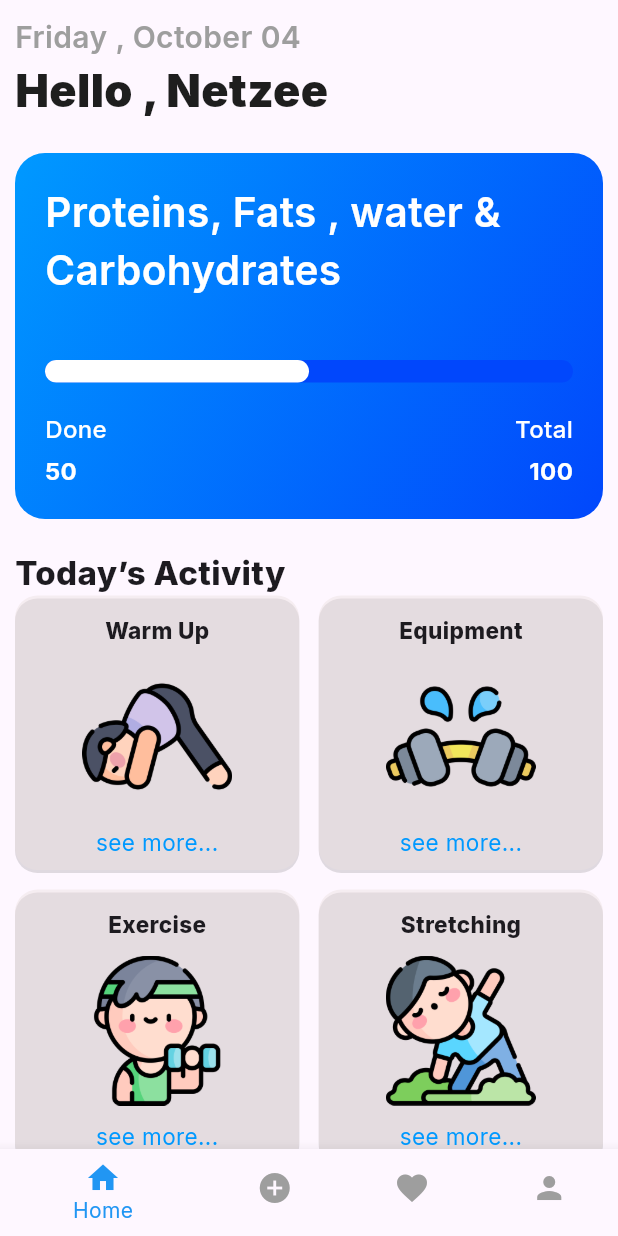
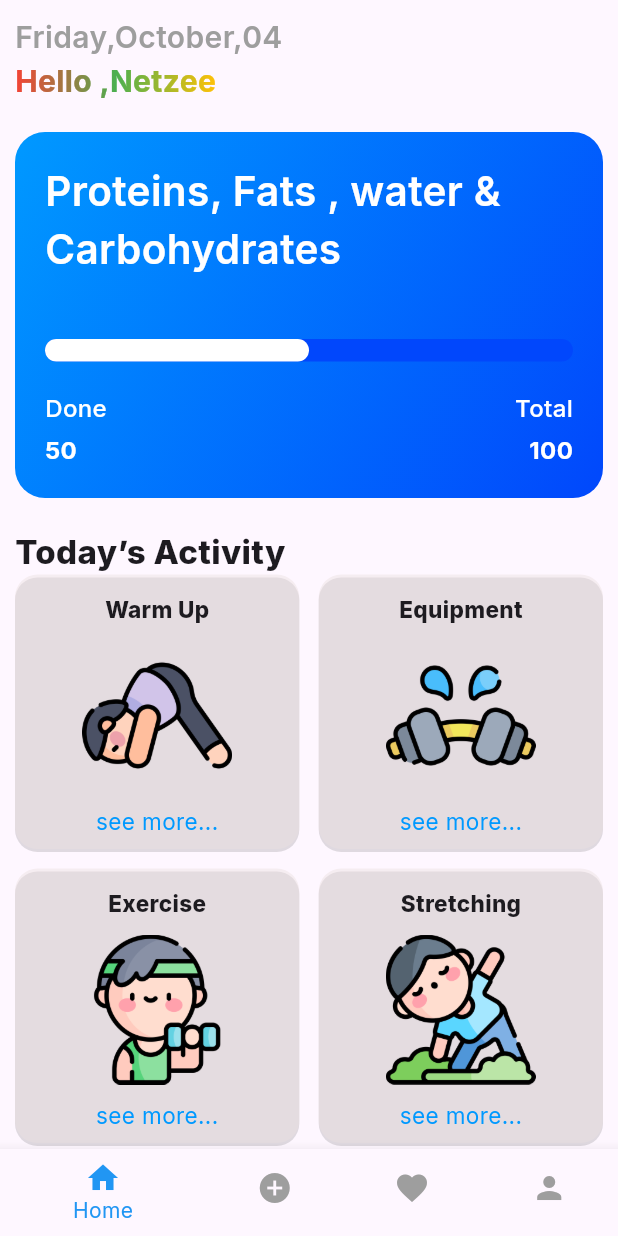
Before and after one commit to TDMxALAN/workout_planner, a Flutter app: the screen it shows after launch, on a phone screen of 412 x 824 dp. Run offline on Flutter 3.47's test engine with Material 3 defaults, Android fonts, the phone set to English and light mode, and no system bars; drawn by our look-alikes of simple_gradient_text; our stand-ins replace google_fonts.

Commit message:
gradient text added

```diff
--- a/lib/Pages/equipments_page.dart
+++ b/lib/Pages/equipments_page.dart
@@ -0,0 +1,19 @@
+import 'package:flutter/material.dart';
+import 'package:intl/intl.dart';
+
+class EquipmentsPage extends StatefulWidget {
+  const EquipmentsPage({super.key});
+
+  @override
+  State<EquipmentsPage> createState() => _EquipmentsPageState();
+}
+
+class _EquipmentsPageState extends State<EquipmentsPage> {
+  //date and time Formatters
+  final DateFormat formatter = DateFormat('EEEE , MMMM');
+  final DateFormat dayFormat = DateFormat('dd');
+  @override
+  Widget build(BuildContext context) {
+    return Container();
+  }
+}
--- a/lib/Pages/home_page.dart
+++ b/lib/Pages/home_page.dart
@@ -1,5 +1,6 @@
 import 'package:flutter/material.dart';
 import 'package:intl/intl.dart';
+import 'package:simple_gradient_text/simple_gradient_text.dart';
 import 'package:workout_planner/Pages/exercise_details_page.dart';
 import 'package:workout_planner/constant/colors.dart';
 import 'package:workout_planner/constant/responsive.dart';
@@ -18,8 +19,7 @@ class HomePage extends StatefulWidget {
 
 class _HomePageState extends State<HomePage> {
   //date and time Formatters
-  final DateFormat formatter = DateFormat('EEEE , MMMM');
-  final DateFormat dayFormat = DateFormat('dd');
+  final DateFormat formatter = DateFormat('EEEE , MMMM dd');
 
   //userdata
   final userData = user;
@@ -30,9 +30,9 @@ class _HomePageState extends State<HomePage> {
 
   @override
   Widget build(BuildContext context) {
-    DateTime now = DateTime.now();
-    String formattedDate = formatter.format(now);
-    String formattedDay = dayFormat.format(now);
+    // String formattedDate = formatter.format(DateTime.now());
+    String date = DateFormat('EEEE,MMMM,dd').format(DateTime.now());
+
     return Scaffold(
       body: SafeArea(
         child: SingleChildScrollView(
@@ -42,25 +42,32 @@ class _HomePageState extends State<HomePage> {
               crossAxisAlignment: CrossAxisAlignment.start,
               children: [
                 Text(
-                  "$formattedDate $formattedDay",
-                  style: TextStyle(
+                  date,
+                  style: const TextStyle(
                     fontSize: 20,
                     fontWeight: FontWeight.w600,
                     color: kSubTitleColor,
                   ),
                 ),
-                Text(
-                  "Hello , ${userData.fullName}",
-                  style: TextStyle(
-                    fontSize: 30,
-                    fontWeight: FontWeight.w900,
-                    color: kMainBlack,
+                GradientText(
+                  "Hello ,${userData.fullName}",
+                  style: const TextStyle(
+                    fontSize: 20,
+                    fontWeight: FontWeight.w700,
                   ),
+                  colors: const [
+                    Colors.red,
+                    Colors.green,
+                    Colors.amber,
+                  ],
                 ),
-                SizedBox(height: 20),
-                ProgressCard(progressValue: 0.5, total: 100),
-                SizedBox(height: 20),
-                Text(
+                const SizedBox(height: 20),
+                const ProgressCard(
+                  progressValue: 0.5,
+                  total: 100,
+                ),
+                const SizedBox(height: 20),
+                const Text(
                   "Today’s Activity",
                   style: TextStyle(
                     fontSize: 22,
@@ -84,20 +91,20 @@ class _HomePageState extends State<HomePage> {
                           ),
                         );
                       },
-                      child: ExerciseCard(
+                      child: const ExerciseCard(
                         title: "Warm Up",
                         imageURL: "assets/images/exercises/downward-facing.png",
                         discription: "see more...",
                       ),
                     ),
-                    ExerciseCard(
+                    const ExerciseCard(
                       title: "Equipment",
                       imageURL: "assets/images/equipments/dumbbells2.png",
                       discription: "see more...",
                     ),
                   ],
                 ),
-                SizedBox(height: 13),
+                const SizedBox(height: 13),
                 Row(
                   mainAxisAlignment: MainAxisAlignment.spaceBetween,
                   children: [
@@ -115,7 +122,7 @@ class _HomePageState extends State<HomePage> {
                           ),
                         );
                       },
-                      child: ExerciseCard(
+                      child: const ExerciseCard(
                         title: "Exercise",
                         imageURL: "assets/images/exercises/dragging.png",
                         discription: "see more...",
@@ -135,7 +142,7 @@ class _HomePageState extends State<HomePage> {
                           ),
                         );
                       },
-                      child: ExerciseCard(
+                      child: const ExerciseCard(
                         title: "Stretching",
                         imageURL: "assets/images/exercises/yoga.png",
                         discription: "see more...",
--- a/pubspec.yaml
+++ b/pubspec.yaml
@@ -37,6 +37,7 @@ dependencies:
   cupertino_icons: ^1.0.8
   intl: ^0.19.0
   google_fonts: ^6.2.1
+  simple_gradient_text: ^1.3.0
 
 dev_dependencies:
   flutter_test:
```
Also changed, not shown: pubspec.lock.
